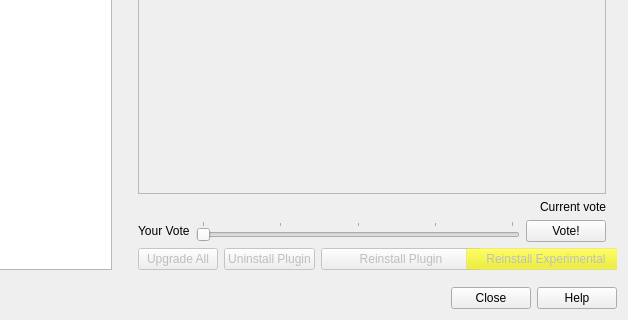
qgis/QGIS, file src/ui/qgspluginmanagerbase.ui: the form before one commit; both pictures show x 259 to 887 and y 421 to 741 of the 887 by 741 pixel window.
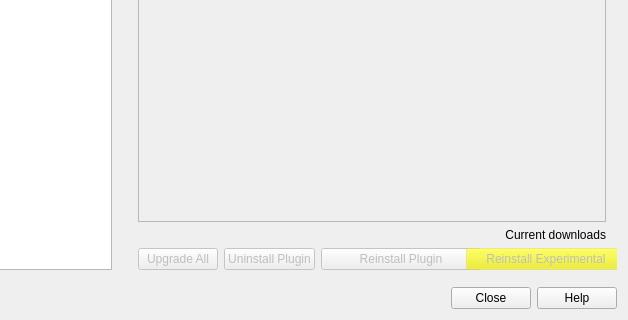
The form after the commit. Icons and pictures are not drawn. Custom widgets are drawn as their Qt base class.

```diff
--- a/src/ui/qgspluginmanagerbase.ui
+++ b/src/ui/qgspluginmanagerbase.ui
@@ -404,66 +404,14 @@
                 </widget>
                </item>
                <item>
-                <layout class="QGridLayout" name="gridLayout">
-                 <property name="sizeConstraint">
-                  <enum>QLayout::SetMinimumSize</enum>
+                <widget class="QLabel" name="downloadCount">
+                 <property name="text">
+                  <string>Current downloads</string>
                  </property>
-                 <item row="1" column="1">
-                  <widget class="QSlider" name="voteSlider">
-                   <property name="focusPolicy">
-                    <enum>Qt::ClickFocus</enum>
-                   </property>
-                   <property name="minimum">
-                    <number>1</number>
-                   </property>
-                   <property name="maximum">
-                    <number>5</number>
-                   </property>
-                   <property name="pageStep">
-                    <number>1</number>
-                   </property>
-                   <property name="orientation">
-                    <enum>Qt::Horizontal</enum>
-                   </property>
-                   <property name="tickPosition">
-                    <enum>QSlider::TicksAbove</enum>
-                   </property>
-                   <property name="tickInterval">
-                    <number>1</number>
-                   </property>
-                  </widget>
-                 </item>
-                 <item row="1" column="2">
-                  <widget class="QPushButton" name="voteSubmit">
-                   <property name="focusPolicy">
-                    <enum>Qt::ClickFocus</enum>
-                   </property>
-                   <property name="text">
-                    <string>Vote!</string>
-                   </property>
-                   <property name="autoDefault">
-                    <bool>false</bool>
-                   </property>
-                  </widget>
-                 </item>
-                 <item row="1" column="0">
-                  <widget class="QLabel" name="voteLabel">
-                   <property name="text">
-                    <string>Your Vote</string>
-                   </property>
-                  </widget>
-                 </item>
-                 <item row="0" column="0" colspan="3">
-                  <widget class="QLabel" name="voteRating">
-                   <property name="text">
-                    <string>Current vote</string>
-                   </property>
-                   <property name="alignment">
-                    <set>Qt::AlignRight|Qt::AlignTrailing|Qt::AlignVCenter</set>
-                   </property>
-                  </widget>
-                 </item>
-                </layout>
+                 <property name="alignment">
+                  <set>Qt::AlignmentFlag::AlignRight|Qt::AlignmentFlag::AlignTrailing|Qt::AlignmentFlag::AlignVCenter</set>
+                 </property>
+                </widget>
                </item>
                <item>
                 <layout class="QHBoxLayout" name="horizontalLayout_6">
```
Left out of the diff: 102 changed lines with no effect on the pictures.
